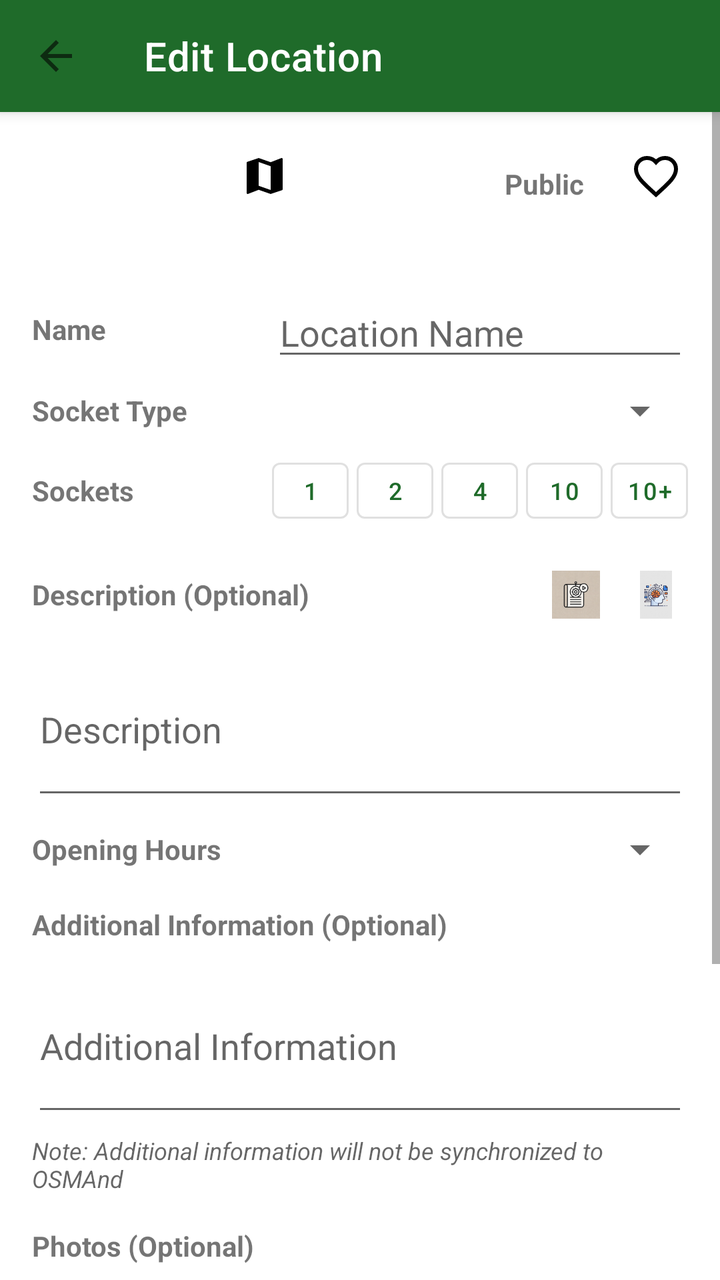
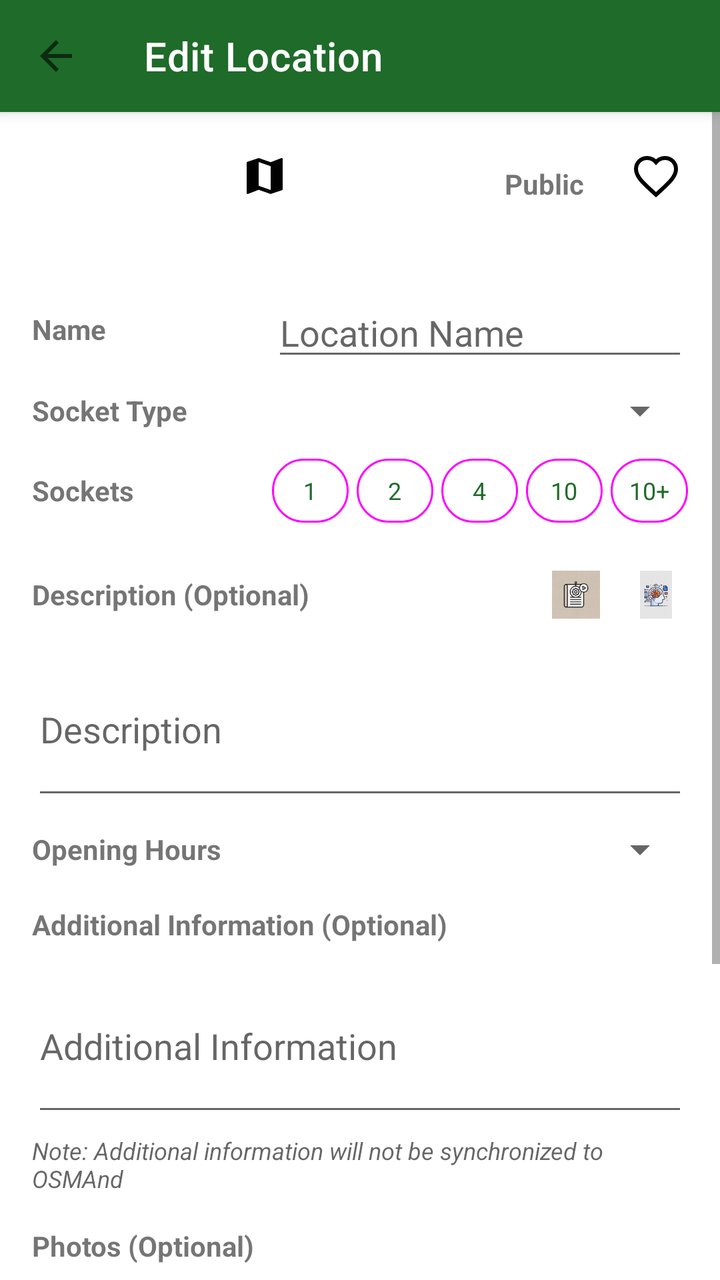

Screens rendered from an Android XML layout before and after an edit, with the pre-edit source and the edit as a unified diff.
<!-- AndroidManifest.xml: application theme Theme.PEVPlugShare -->
<!-- res/layout/activity_edit_location.xml -->
<?xml version="1.0" encoding="utf-8"?>
<LinearLayout xmlns:android="http://schemas.android.com/apk/res/android"
    xmlns:app="http://schemas.android.com/apk/res-auto"
    android:layout_width="match_parent"
    android:layout_height="match_parent"
    android:orientation="vertical">

    
    <com.google.android.material.appbar.MaterialToolbar
        android:id="@+id/toolbar"
        android:layout_width="match_parent"
        android:layout_height="?attr/actionBarSize"
        android:background="?attr/colorPrimary"
        android:elevation="4dp"
        app:navigationIcon="@drawable/ic_arrow_back"
        app:title="Edit Location"
        app:titleTextColor="?attr/colorOnPrimary" />

    <FrameLayout
        android:layout_width="match_parent"
        android:layout_height="0dp"
        android:layout_weight="1">

        
        <ProgressBar
            android:id="@+id/progressBar"
            android:layout_width="wrap_content"
            android:layout_height="wrap_content"
            android:layout_gravity="center"
            android:visibility="gone" />

        
        <ScrollView
            android:id="@+id/formContainer"
            android:layout_width="match_parent"
            android:layout_height="match_parent"
            android:visibility="visible">

            <LinearLayout
                android:layout_width="match_parent"
                android:layout_height="wrap_content"
                android:orientation="vertical"
                android:padding="16dp">

            
            <LinearLayout
                android:layout_width="match_parent"
                android:layout_height="wrap_content"
                android:orientation="horizontal"
                android:gravity="end"
                android:layout_marginBottom="16dp">

                
                <ImageView
                    android:id="@+id/mapLocationButton"
                    android:layout_width="32dp"
                    android:layout_height="32dp"
                    android:src="@drawable/ic_map"
                    android:contentDescription="Select location on map"
                    android:padding="4dp"
                    android:layout_marginEnd="16dp" />

                
                <ImageView
                    android:id="@+id/feeIndicator"
                    android:layout_width="32dp"
                    android:layout_height="32dp"
                    android:src="@drawable/ic_dollar"
                    android:contentDescription="Fee indicator"
                    android:padding="4dp"
                    android:layout_marginEnd="16dp" />

                
                <LinearLayout
                    android:id="@+id/accessTypeToggleLayout"
                    android:layout_width="wrap_content"
                    android:layout_height="wrap_content"
                    android:orientation="horizontal"
                    android:gravity="center_vertical"
                    android:padding="4dp"
                    android:layout_marginEnd="16dp">

                    <ImageView
                        android:id="@+id/accessTypeIcon"
                        android:layout_width="32dp"
                        android:layout_height="32dp"
                        android:src="@drawable/ic_public"
                        android:contentDescription="Access type"
                        android:padding="4dp" />

                    <TextView
                        android:id="@+id/accessTypeText"
                        android:layout_width="wrap_content"
                        android:layout_height="wrap_content"
                        android:text="Public"
                        android:textStyle="bold"
                        android:layout_marginStart="4dp" />
                </LinearLayout>

                
                <ImageView
                    android:id="@+id/favoriteIndicator"
                    android:layout_width="32dp"
                    android:layout_height="32dp"
                    android:src="@drawable/ic_favorite_border"
                    android:contentDescription="Mark as favorite"
                    android:padding="4dp" />
            </LinearLayout>

            
            <LinearLayout
                android:layout_width="match_parent"
                android:layout_height="wrap_content"
                android:orientation="horizontal"
                android:layout_marginTop="16dp"
                android:gravity="center_vertical">

                <TextView
                    android:layout_width="120dp"
                    android:layout_height="wrap_content"
                    android:text="Name"
                    android:textStyle="bold" />

                <EditText
                    android:id="@+id/nameInput"
                    android:layout_width="0dp"
                    android:layout_height="wrap_content"
                    android:layout_weight="1"
                    android:hint="Location Name"
                    android:inputType="text" />
            </LinearLayout>

            
            <LinearLayout
                android:layout_width="match_parent"
                android:layout_height="wrap_content"
                android:orientation="horizontal"
                android:layout_marginTop="8dp"
                android:gravity="center_vertical">

                <TextView
                    android:layout_width="120dp"
                    android:layout_height="wrap_content"
                    android:text="Socket Type"
                    android:textStyle="bold" />

                <Spinner
                    android:id="@+id/socketTypeSpinner"
                    android:layout_width="0dp"
                    android:layout_height="wrap_content"
                    android:layout_weight="1" />
            </LinearLayout>

            
            <LinearLayout
                android:layout_width="match_parent"
                android:layout_height="wrap_content"
                android:orientation="horizontal"
                android:layout_marginTop="8dp"
                android:gravity="center_vertical">

                <TextView
                    android:layout_width="120dp"
                    android:layout_height="wrap_content"
                    android:text="Sockets"
                    android:textStyle="bold" />

                <LinearLayout
                    android:layout_width="0dp"
                    android:layout_height="wrap_content"
                    android:layout_weight="1"
                    android:orientation="horizontal"
                    android:gravity="center_vertical">

                    <com.google.android.material.button.MaterialButton
                        android:id="@+id/socket1Button"
                        android:layout_width="0dp"
                        android:layout_height="40dp"
                        android:layout_weight="1"
                        android:text="1"
                        android:textSize="12sp"
                        android:minHeight="0dp"
                        android:minWidth="0dp"
                        android:paddingTop="4dp"
                        android:paddingBottom="4dp"
                        android:paddingStart="2dp"
                        android:paddingEnd="2dp"
                        android:layout_marginEnd="4dp"
                        android:insetLeft="0dp"
                        android:insetRight="0dp"
                        style="@style/Widget.MaterialComponents.Button.OutlinedButton" />

                    <com.google.android.material.button.MaterialButton
                        android:id="@+id/socket2Button"
                        android:layout_width="0dp"
                        android:layout_height="40dp"
                        android:layout_weight="1"
                        android:text="2"
                        android:textSize="12sp"
                        android:minHeight="0dp"
                        android:minWidth="0dp"
                        android:paddingTop="4dp"
                        android:paddingBottom="4dp"
                        android:paddingStart="2dp"
                        android:paddingEnd="2dp"
                        android:layout_marginEnd="4dp"
                        android:insetLeft="0dp"
                        android:insetRight="0dp"
                        style="@style/Widget.MaterialComponents.Button.OutlinedButton" />

                    <com.google.android.material.button.MaterialButton
                        android:id="@+id/socket4Button"
                        android:layout_width="0dp"
                        android:layout_height="40dp"
                        android:layout_weight="1"
                        android:text="4"
                        android:textSize="12sp"
                        android:minHeight="0dp"
                        android:minWidth="0dp"
                        android:paddingTop="4dp"
                        android:paddingBottom="4dp"
                        android:paddingStart="2dp"
                        android:paddingEnd="2dp"
                        android:layout_marginEnd="4dp"
                        android:insetLeft="0dp"
                        android:insetRight="0dp"
                        style="@style/Widget.MaterialComponents.Button.OutlinedButton" />

                    <com.google.android.material.button.MaterialButton
                        android:id="@+id/socket10Button"
                        android:layout_width="0dp"
                        android:layout_height="40dp"
                        android:layout_weight="1"
                        android:text="10"
                        android:textSize="12sp"
                        android:minHeight="0dp"
                        android:minWidth="0dp"
                        android:paddingTop="4dp"
                        android:paddingBottom="4dp"
                        android:paddingStart="2dp"
                        android:paddingEnd="2dp"
                        android:layout_marginEnd="4dp"
                        android:insetLeft="0dp"
                        android:insetRight="0dp"
                        style="@style/Widget.MaterialComponents.Button.OutlinedButton" />

                    <com.google.android.material.button.MaterialButton
                        android:id="@+id/socket10PlusButton"
                        android:layout_width="0dp"
                        android:layout_height="40dp"
                        android:layout_weight="1"
                        android:text="10+"
                        android:textSize="12sp"
                        android:minHeight="0dp"
                        android:minWidth="0dp"
                        android:paddingTop="4dp"
                        android:paddingBottom="4dp"
                        android:paddingStart="2dp"
                        android:paddingEnd="2dp"
                        android:insetLeft="0dp"
                        android:insetRight="0dp"
                        style="@style/Widget.MaterialComponents.Button.OutlinedButton" />
                </LinearLayout>
            </LinearLayout>

            
            <com.google.android.material.button.MaterialButtonToggleGroup
                android:id="@+id/accessTypeToggle"
                android:layout_width="match_parent"
                android:layout_height="wrap_content"
                android:layout_marginTop="8dp"
                android:visibility="gone"
                app:selectionRequired="true"
                app:singleSelection="true">

                <com.google.android.material.button.MaterialButton
                    android:id="@+id/public_button"
                    android:layout_width="0dp"
                    android:layout_height="wrap_content"
                    android:layout_weight="1"
                    android:text="Public"
                    style="@style/Widget.MaterialComponents.Button.OutlinedButton" />

                <com.google.android.material.button.MaterialButton
                    android:id="@+id/private_button"
                    android:layout_width="0dp"
                    android:layout_height="wrap_content"
                    android:layout_weight="1"
                    android:text="Private"
                    style="@style/Widget.MaterialComponents.Button.OutlinedButton" />
            </com.google.android.material.button.MaterialButtonToggleGroup>

            <CheckBox
                android:id="@+id/feeCheckbox"
                android:layout_width="match_parent"
                android:layout_height="wrap_content"
                android:layout_marginTop="12dp"
                android:visibility="gone"
                android:text="This location has charging fees" />

            
            <LinearLayout
                android:id="@+id/feeDetailsSection"
                android:layout_width="match_parent"
                android:layout_height="wrap_content"
                android:layout_marginTop="12dp"
                android:orientation="vertical"
                android:visibility="gone"
                android:padding="12dp"
                android:background="@color/md_theme_surface">

                <EditText
                    android:id="@+id/providerNameInput"
                    android:layout_width="match_parent"
                    android:layout_height="wrap_content"
                    android:hint="Provider Name" />

                <EditText
                    android:id="@+id/chargingCostsInput"
                    android:layout_width="match_parent"
                    android:layout_height="wrap_content"
                    android:layout_marginTop="8dp"
                    android:hint="Approximate Costs" />

                <EditText
                    android:id="@+id/providerWebsiteInput"
                    android:layout_width="match_parent"
                    android:layout_height="wrap_content"
                    android:layout_marginTop="8dp"
                    android:hint="Provider Website"
                    android:inputType="textUri" />
            </LinearLayout>

            
            <LinearLayout
                android:layout_width="match_parent"
                android:layout_height="wrap_content"
                android:layout_marginTop="16dp"
                android:orientation="horizontal"
                android:gravity="center_vertical">

                <TextView
                    android:layout_width="0dp"
                    android:layout_height="wrap_content"
                    android:layout_weight="1"
                    android:text="Description (Optional)"
                    android:textStyle="bold" />

                <ImageView
                    android:id="@+id/buttonParseDescription"
                    android:layout_width="32dp"
                    android:layout_height="32dp"
                    android:src="@drawable/ic_parse_description"
                    android:contentDescription="Parse description to extract data"
                    android:padding="4dp"
                    android:layout_marginEnd="8dp"
                    android:background="?attr/selectableItemBackgroundBorderless" />

                <ImageView
                    android:id="@+id/buttonGenerateDescription"
                    android:layout_width="32dp"
                    android:layout_height="32dp"
                    android:src="@drawable/ic_generate_description"
                    android:contentDescription="Generate description with AI"
                    android:padding="4dp"
                    android:background="?attr/selectableItemBackgroundBorderless" />
            </LinearLayout>

            <EditText
                android:id="@+id/descriptionInput"
                android:layout_width="match_parent"
                android:layout_height="wrap_content"
                android:layout_marginTop="8dp"
                android:hint="Description"
                android:inputType="textMultiLine"
                android:lines="3" />

            
            <LinearLayout
                android:layout_width="match_parent"
                android:layout_height="wrap_content"
                android:orientation="horizontal"
                android:layout_marginTop="8dp"
                android:gravity="center_vertical">

                <TextView
                    android:layout_width="120dp"
                    android:layout_height="wrap_content"
                    android:text="Opening Hours"
                    android:textStyle="bold" />

                <Spinner
                    android:id="@+id/openingHoursSpinner"
                    android:layout_width="0dp"
                    android:layout_height="wrap_content"
                    android:layout_weight="1" />
            </LinearLayout>

            
            <TextView
                android:layout_width="match_parent"
                android:layout_height="wrap_content"
                android:layout_marginTop="16dp"
                android:text="Additional Information (Optional)"
                android:textStyle="bold" />

            <EditText
                android:id="@+id/additionalInfoInput"
                android:layout_width="match_parent"
                android:layout_height="wrap_content"
                android:layout_marginTop="8dp"
                android:hint="Additional Information"
                android:inputType="textMultiLine"
                android:lines="3" />

            <TextView
                android:layout_width="match_parent"
                android:layout_height="wrap_content"
                android:layout_marginTop="4dp"
                android:text="Note: Additional information will not be synchronized to OSMAnd"
                android:textSize="12sp"
                android:textStyle="italic"
                android:textColor="?android:attr/textColorSecondary" />

            
            <LinearLayout
                android:layout_width="match_parent"
                android:layout_height="wrap_content"
                android:layout_marginTop="16dp"
                android:orientation="horizontal"
                android:gravity="center_vertical">

                <TextView
                    android:layout_width="0dp"
                    android:layout_height="wrap_content"
                    android:layout_weight="1"
                    android:text="Photos (Optional)"
                    android:textStyle="bold" />

                <ImageView
                    android:id="@+id/analyzePhotosButton"
                    android:layout_width="32dp"
                    android:layout_height="32dp"
                    android:src="@drawable/ic_auto_fix"
                    android:contentDescription="Analyze photos with AI"
                    android:padding="4dp"
                    android:background="?attr/selectableItemBackgroundBorderless"
                    android:visibility="gone" />
            </LinearLayout>

            <HorizontalScrollView
                android:layout_width="match_parent"
                android:layout_height="wrap_content"
                android:layout_marginTop="8dp">

                <LinearLayout
                    android:id="@+id/photosContainer"
                    android:layout_width="wrap_content"
                    android:layout_height="wrap_content"
                    android:orientation="horizontal">

                    
                    <com.google.android.material.card.MaterialCardView
                        android:id="@+id/addPhotoButton"
                        android:layout_width="100dp"
                        android:layout_height="100dp"
                        android:layout_margin="4dp"
                        android:clickable="true"
                        android:focusable="true"
                        app:cardCornerRadius="8dp">

                        <LinearLayout
                            android:layout_width="match_parent"
                            android:layout_height="match_parent"
                            android:orientation="vertical"
                            android:gravity="center"
                            android:background="?attr/selectableItemBackground">

                            <ImageView
                                android:layout_width="48dp"
                                android:layout_height="48dp"
                                android:src="@drawable/ic_add"
                                android:tint="?attr/colorPrimary" />

                            <TextView
                                android:layout_width="wrap_content"
                                android:layout_height="wrap_content"
                                android:text="Add Photo"
                                android:textSize="12sp"
                                android:layout_marginTop="4dp" />
                        </LinearLayout>
                    </com.google.android.material.card.MaterialCardView>

                    
                </LinearLayout>
            </HorizontalScrollView>

            <TextView
                android:layout_width="match_parent"
                android:layout_height="wrap_content"
                android:layout_marginTop="4dp"
                android:text="Add up to 5 photos to help identify the charging location"
                android:textSize="12sp"
                android:textStyle="italic"
                android:textColor="?android:attr/textColorSecondary" />

            
            <LinearLayout
                android:layout_width="match_parent"
                android:layout_height="wrap_content"
                android:layout_marginTop="24dp"
                android:orientation="horizontal"
                android:weightSum="2">

                <com.google.android.material.button.MaterialButton
                    android:id="@+id/buttonSubmit"
                    android:layout_width="0dp"
                    android:layout_height="wrap_content"
                    android:layout_weight="1"
                    android:layout_marginEnd="4dp"
                    android:text="Update" />

                <com.google.android.material.button.MaterialButton
                    android:id="@+id/buttonCancel"
                    android:layout_width="0dp"
                    android:layout_height="wrap_content"
                    android:layout_weight="1"
                    android:layout_marginStart="4dp"
                    android:text="Cancel"
                    style="@style/Widget.MaterialComponents.Button.OutlinedButton" />
            </LinearLayout>
            
            
            <com.google.android.material.button.MaterialButton
                android:id="@+id/buttonSyncToOsmand"
                android:layout_width="match_parent"
                android:layout_height="wrap_content"
                android:layout_marginTop="8dp"
                android:text="Sync to OSMAnd"
                android:icon="@drawable/ic_sync_pending"
                android:visibility="gone"
                style="@style/Widget.MaterialComponents.Button.OutlinedButton" />

        </LinearLayout>

    </ScrollView>

    </FrameLayout>

    
    <include layout="@layout/modal_map_location_picker" />

</LinearLayout>
<!-- res/layout/modal_map_location_picker.xml (included above) -->
<?xml version="1.0" encoding="utf-8"?>
<FrameLayout xmlns:android="http://schemas.android.com/apk/res/android"
    xmlns:app="http://schemas.android.com/apk/res-auto"
    android:id="@+id/mapModalOverlay"
    android:layout_width="match_parent"
    android:layout_height="match_parent"
    android:background="#80000000"
    android:visibility="gone"
    android:clickable="true"
    android:focusable="true">

    <LinearLayout
        android:layout_width="match_parent"
        android:layout_height="wrap_content"
        android:layout_gravity="center"
        android:layout_marginStart="24dp"
        android:layout_marginEnd="24dp"
        android:layout_marginTop="80dp"
        android:layout_marginBottom="80dp"
        android:background="@android:color/white"
        android:elevation="8dp"
        android:orientation="vertical"
        android:maxHeight="500dp">

        
        <org.osmdroid.views.MapView
            android:id="@+id/mapView"
            android:layout_width="match_parent"
            android:layout_height="0dp"
            android:layout_weight="1" />

        
        <LinearLayout
            android:layout_width="match_parent"
            android:layout_height="wrap_content"
            android:orientation="horizontal"
            android:padding="16dp"
            android:weightSum="2">

            <com.google.android.material.button.MaterialButton
                android:id="@+id/buttonAcceptLocation"
                android:layout_width="0dp"
                android:layout_height="wrap_content"
                android:layout_weight="1"
                android:layout_marginEnd="8dp"
                android:text="Accept" />

            <com.google.android.material.button.MaterialButton
                android:id="@+id/buttonCancelLocation"
                android:layout_width="0dp"
                android:layout_height="wrap_content"
                android:layout_weight="1"
                android:layout_marginStart="8dp"
                android:text="Cancel"
                style="@style/Widget.MaterialComponents.Button.OutlinedButton" />
        </LinearLayout>
    </LinearLayout>
</FrameLayout>
<!-- resources referenced by this layout -->
<resources>
  <color name="md_theme_surface">#fffbfe</color>
  <!-- drawable ic_add (drawable) -->
  <?xml version="1.0" encoding="utf-8"?>
  <vector xmlns:android="http://schemas.android.com/apk/res/android"
      android:width="24dp"
      android:height="24dp"
      android:viewportWidth="24"
      android:viewportHeight="24">
      <path
          android:fillColor="#000000"
          android:pathData="M12,4C7.58,4 4,7.58 4,12s3.58,8 8,8 8,-3.58 8,-8 -3.58,-8 -8,-8zm3.5,9h-3v3h-1v-3h-3v-1h3V8h1v3h3v1z" />
  </vector>
  <!-- drawable ic_arrow_back (drawable) -->
  <vector xmlns:android="http://schemas.android.com/apk/res/android"
      android:width="24dp"
      android:height="24dp"
      android:viewportWidth="24"
      android:viewportHeight="24"
      android:tint="?attr/colorControlNormal">
      <path
          android:fillColor="@android:color/white"
          android:pathData="M20,11H7.83l5.59,-5.59L12,4l-8,8 8,8 1.41,-1.41L7.83,13H20v-2z"/>
  </vector>
  <!-- drawable ic_auto_fix (drawable) -->
  <vector xmlns:android="http://schemas.android.com/apk/res/android"
      android:width="24dp"
      android:height="24dp"
      android:viewportWidth="24"
      android:viewportHeight="24">
      <path
          android:fillColor="#FF000000"
          android:pathData="M20,7l-2.8,-2.8L19,2.4L21.6,5L20,7zM7.4,0.6L6,2l2.8,2.8l1.4,-1.4L7.4,0.6zM12.5,8.1l7.9,7.9l-1.4,1.4l-7.9,-7.9L12.5,8.1zM1.39,4.22l7.07,7.07l1.41,-1.41L2.81,2.81L1.39,4.22zM3.05,13.5l1.41,-1.41l7.07,7.07l-1.41,1.41L3.05,13.5zM11,0.6l1.4,1.4l-2.8,2.8L8.2,3.4L11,0.6zM2,20l2.8,-2.8L3,15.4L0.4,18L2,20zM17,12l-5.5,-5.5l-1.4,1.4l5.5,5.5L17,12z"/>
  </vector>
  <!-- drawable ic_favorite_border (drawable) -->
  <?xml version="1.0" encoding="utf-8"?>
  <vector xmlns:android="http://schemas.android.com/apk/res/android"
      android:width="24dp"
      android:height="24dp"
      android:viewportWidth="24"
      android:viewportHeight="24">
      <path
          android:strokeColor="@android:color/black"
          android:strokeWidth="2"
          android:fillColor="@android:color/transparent"
          android:pathData="M12,21.35l-1.45,-1.32C5.4,15.36 2,12.28 2,8.5 2,5.42 4.42,3 7.5,3c1.74,0 3.41,0.81 4.5,2.09C13.09,3.81 14.76,3 16.5,3 19.58,3 22,5.42 22,8.5c0,3.78 -3.4,6.86 -8.55,11.54L12,21.35z"/>
  </vector>
  <!-- drawable ic_map (drawable) -->
  <vector xmlns:android="http://schemas.android.com/apk/res/android"
      android:width="24dp"
      android:height="24dp"
      android:viewportWidth="24"
      android:viewportHeight="24">
      <path
          android:fillColor="@android:color/black"
          android:pathData="M20.5,3l-0.16,0.03L15,5.1 9,3 3.36,4.9c-0.21,0.07 -0.36,0.25 -0.36,0.48V20.5c0,0.28 0.22,0.5 0.5,0.5l0.16,-0.03L9,18.9l6,2.1 5.64,-1.9c0.21,-0.07 0.36,-0.25 0.36,-0.48V3.5c0,-0.28 -0.22,-0.5 -0.5,-0.5zM15,19l-6,-2.11V5l6,2.11V19z"/>
  </vector>
  <!-- drawable ic_sync_pending (drawable) -->
  <vector xmlns:android="http://schemas.android.com/apk/res/android"
      android:width="24dp"
      android:height="24dp"
      android:viewportWidth="24"
      android:viewportHeight="24">
      <path
          android:fillColor="#FF9800"
          android:pathData="M12,4V1L8,5l4,4V6c3.31,0 6,2.69 6,6 0,1.01 -0.25,1.97 -0.7,2.8l1.46,1.46C19.54,15.03 20,13.57 20,12c0,-4.42 -3.58,-8 -8,-8zm0,14c-3.31,0 -6,-2.69 -6,-6 0,-1.01 0.25,-1.97 0.7,-2.8L5.24,7.74C4.46,8.97 4,10.43 4,12c0,4.42 3.58,8 8,8v3l4,-4 -4,-4v3z"/>
  </vector>
  <style name="Theme.PEVPlugShare" parent="Theme.MaterialComponents.Light.NoActionBar">
          <item name="colorPrimary">@color/md_theme_primary</item>
          <item name="colorSecondary">@color/md_theme_secondary</item>
          <item name="colorError">@color/md_theme_error</item>
      </style>
  <color name="md_theme_primary">#1f6b2a</color>
  <color name="md_theme_secondary">#2d7a3f</color>
  <color name="md_theme_error">#c00000</color>
  <!-- unchanged entries left out for length: 4 -->
</resources>

<!-- the commit's change to res/layout/activity_edit_location.xml (unified diff, before → after) -->
@@ -188,7 +188,7 @@
                         android:layout_marginEnd="4dp"
                         android:insetLeft="0dp"
                         android:insetRight="0dp"
-                        style="@style/Widget.MaterialComponents.Button.OutlinedButton" />
+                        style="@style/Widget.Material3.Button.OutlinedButton" />
 
                     <com.google.android.material.button.MaterialButton
                         android:id="@+id/socket2Button"
@@ -206,7 +206,7 @@
                         android:layout_marginEnd="4dp"
                         android:insetLeft="0dp"
                         android:insetRight="0dp"
-                        style="@style/Widget.MaterialComponents.Button.OutlinedButton" />
+                        style="@style/Widget.Material3.Button.OutlinedButton" />
 
                     <com.google.android.material.button.MaterialButton
                         android:id="@+id/socket4Button"
@@ -224,7 +224,7 @@
                         android:layout_marginEnd="4dp"
                         android:insetLeft="0dp"
                         android:insetRight="0dp"
-                        style="@style/Widget.MaterialComponents.Button.OutlinedButton" />
+                        style="@style/Widget.Material3.Button.OutlinedButton" />
 
                     <com.google.android.material.button.MaterialButton
                         android:id="@+id/socket10Button"
@@ -242,7 +242,7 @@
                         android:layout_marginEnd="4dp"
                         android:insetLeft="0dp"
                         android:insetRight="0dp"
-                        style="@style/Widget.MaterialComponents.Button.OutlinedButton" />
+                        style="@style/Widget.Material3.Button.OutlinedButton" />
 
                     <com.google.android.material.button.MaterialButton
                         android:id="@+id/socket10PlusButton"
@@ -259,7 +259,7 @@
                         android:paddingEnd="2dp"
                         android:insetLeft="0dp"
                         android:insetRight="0dp"
-                        style="@style/Widget.MaterialComponents.Button.OutlinedButton" />
+                        style="@style/Widget.Material3.Button.OutlinedButton" />
                 </LinearLayout>
             </LinearLayout>
 
@@ -279,7 +279,7 @@
                     android:layout_height="wrap_content"
                     android:layout_weight="1"
                     android:text="Public"
-                    style="@style/Widget.MaterialComponents.Button.OutlinedButton" />
+                    style="@style/Widget.Material3.Button.OutlinedButton" />
 
                 <com.google.android.material.button.MaterialButton
                     android:id="@+id/private_button"
@@ -287,7 +287,7 @@
                     android:layout_height="wrap_content"
                     android:layout_weight="1"
                     android:text="Private"
-                    style="@style/Widget.MaterialComponents.Button.OutlinedButton" />
+                    style="@style/Widget.Material3.Button.OutlinedButton" />
             </com.google.android.material.button.MaterialButtonToggleGroup>
 
             <CheckBox
@@ -527,7 +527,7 @@
                     android:layout_weight="1"
                     android:layout_marginStart="4dp"
                     android:text="Cancel"
-                    style="@style/Widget.MaterialComponents.Button.OutlinedButton" />
+                    style="@style/Widget.Material3.Button.OutlinedButton" />
             </LinearLayout>
             
             
@@ -539,7 +539,7 @@
                 android:text="Sync to OSMAnd"
                 android:icon="@drawable/ic_sync_pending"
                 android:visibility="gone"
-                style="@style/Widget.MaterialComponents.Button.OutlinedButton" />
+                style="@style/Widget.Material3.Button.OutlinedButton" />
 
         </LinearLayout>
 
